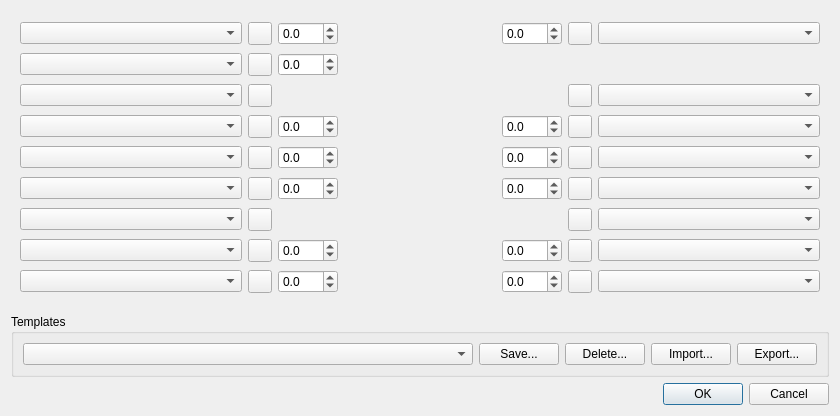
This is lclib/common/lc_minifigdialog.ui in trevorsandy/lpub3d-ci as Qt 5 draws it before an edit. The edited form follows.
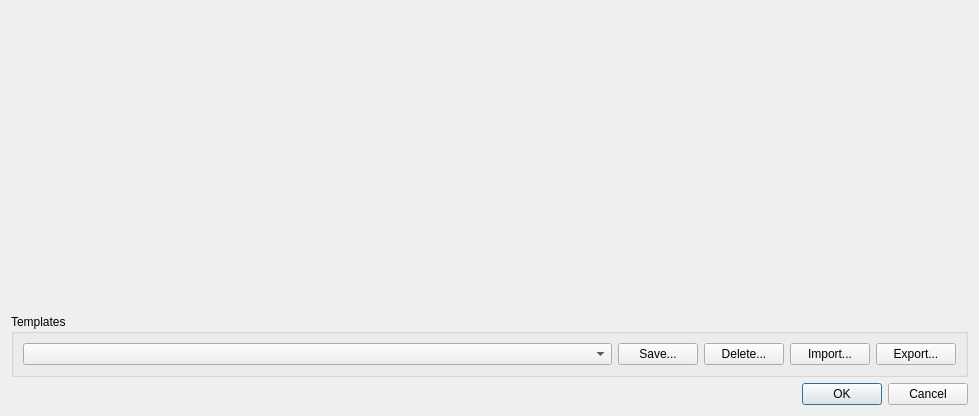
This is the edited form. Custom widgets are drawn as their Qt base class.

Commit message: LCLib: update minifig dialog widgets to match the property widget.

Diff of the .ui file:
```diff
--- a/lclib/common/lc_minifigdialog.ui
+++ b/lclib/common/lc_minifigdialog.ui
@@ -6,7 +6,7 @@
    <rect>
     <x>0</x>
     <y>0</y>
-    <width>840</width>
+    <width>979</width>
     <height>416</height>
    </rect>
   </property>
@@ -16,662 +16,7 @@
   <layout class="QVBoxLayout" name="verticalLayout">
    <item>
     <widget class="QWidget" name="widget" native="true">
-     <layout class="QGridLayout" name="gridLayout">
-      <item row="0" column="0">
-       <widget class="QComboBox" name="hatsType">
-        <property name="sizePolicy">
-         <sizepolicy hsizetype="Preferred" vsizetype="Fixed">
-          <horstretch>1</horstretch>
-          <verstretch>0</verstretch>
-         </sizepolicy>
-        </property>
-        <property name="sizeAdjustPolicy">
-         <enum>QComboBox::AdjustToContents</enum>
-        </property>
-        <property name="minimumContentsLength">
-         <number>24</number>
-        </property>
-       </widget>
-      </item>
-      <item row="0" column="1">
-       <widget class="lcColorPicker" name="hatsColor">
-        <property name="text">
-         <string/>
-        </property>
-       </widget>
-      </item>
-      <item row="0" column="2">
-       <widget class="QDoubleSpinBox" name="hatsAngle">
-        <property name="maximumSize">
-         <size>
-          <width>60</width>
-          <height>16777215</height>
-         </size>
-        </property>
-        <property name="decimals">
-         <number>1</number>
-        </property>
-        <property name="minimum">
-         <double>-360.000000000000000</double>
-        </property>
-        <property name="maximum">
-         <double>360.000000000000000</double>
-        </property>
-       </widget>
-      </item>
-      <item row="0" column="3" rowspan="9">
-       <widget class="QFrame" name="minifigFrame">
-        <property name="sizePolicy">
-         <sizepolicy hsizetype="Preferred" vsizetype="Preferred">
-          <horstretch>1</horstretch>
-          <verstretch>0</verstretch>
-         </sizepolicy>
-        </property>
-        <property name="frameShape">
-         <enum>QFrame::NoFrame</enum>
-        </property>
-        <property name="frameShadow">
-         <enum>QFrame::Plain</enum>
-        </property>
-       </widget>
-      </item>
-      <item row="0" column="4">
-       <widget class="QDoubleSpinBox" name="headAngle">
-        <property name="maximumSize">
-         <size>
-          <width>60</width>
-          <height>16777215</height>
-         </size>
-        </property>
-        <property name="decimals">
-         <number>1</number>
-        </property>
-        <property name="minimum">
-         <double>-360.000000000000000</double>
-        </property>
-        <property name="maximum">
-         <double>360.000000000000000</double>
-        </property>
-       </widget>
-      </item>
-      <item row="0" column="5">
-       <widget class="lcColorPicker" name="headColor">
-        <property name="text">
-         <string/>
-        </property>
-       </widget>
-      </item>
-      <item row="0" column="6">
-       <widget class="QComboBox" name="headType">
-        <property name="sizePolicy">
-         <sizepolicy hsizetype="Preferred" vsizetype="Fixed">
-          <horstretch>1</horstretch>
-          <verstretch>0</verstretch>
-         </sizepolicy>
-        </property>
-        <property name="sizeAdjustPolicy">
-         <enum>QComboBox::AdjustToContents</enum>
-        </property>
-        <property name="minimumContentsLength">
-         <number>24</number>
-        </property>
-       </widget>
-      </item>
-      <item row="1" column="0">
-       <widget class="QComboBox" name="hats2Type">
-        <property name="sizePolicy">
-         <sizepolicy hsizetype="Preferred" vsizetype="Fixed">
-          <horstretch>1</horstretch>
-          <verstretch>0</verstretch>
-         </sizepolicy>
-        </property>
-        <property name="sizeAdjustPolicy">
-         <enum>QComboBox::AdjustToContents</enum>
-        </property>
-        <property name="minimumContentsLength">
-         <number>24</number>
-        </property>
-       </widget>
-      </item>
-      <item row="1" column="1">
-       <widget class="lcColorPicker" name="hats2Color">
-        <property name="text">
-         <string/>
-        </property>
-       </widget>
-      </item>
-      <item row="1" column="2">
-       <widget class="QDoubleSpinBox" name="hats2Angle">
-        <property name="maximumSize">
-         <size>
-          <width>60</width>
-          <height>16777215</height>
-         </size>
-        </property>
-        <property name="decimals">
-         <number>1</number>
-        </property>
-        <property name="minimum">
-         <double>-360.000000000000000</double>
-        </property>
-        <property name="maximum">
-         <double>360.000000000000000</double>
-        </property>
-       </widget>
-      </item>
-      <item row="2" column="0">
-       <widget class="QComboBox" name="neckType">
-        <property name="sizePolicy">
-         <sizepolicy hsizetype="Preferred" vsizetype="Fixed">
-          <horstretch>1</horstretch>
-          <verstretch>0</verstretch>
-         </sizepolicy>
-        </property>
-        <property name="sizeAdjustPolicy">
-         <enum>QComboBox::AdjustToContents</enum>
-        </property>
-        <property name="minimumContentsLength">
-         <number>24</number>
-        </property>
-       </widget>
-      </item>
-      <item row="2" column="1">
-       <widget class="lcColorPicker" name="neckColor">
-        <property name="text">
-         <string/>
-        </property>
-       </widget>
-      </item>
-      <item row="2" column="5">
-       <widget class="lcColorPicker" name="bodyColor">
-        <property name="text">
-         <string/>
-        </property>
-       </widget>
-      </item>
-      <item row="2" column="6">
-       <widget class="QComboBox" name="bodyType">
-        <property name="sizePolicy">
-         <sizepolicy hsizetype="Preferred" vsizetype="Fixed">
-          <horstretch>1</horstretch>
-          <verstretch>0</verstretch>
-         </sizepolicy>
-        </property>
-        <property name="sizeAdjustPolicy">
-         <enum>QComboBox::AdjustToContents</enum>
-        </property>
-        <property name="minimumContentsLength">
-         <number>24</number>
-        </property>
-       </widget>
-      </item>
-      <item row="3" column="0">
-       <widget class="QComboBox" name="larmType">
-        <property name="sizePolicy">
-         <sizepolicy hsizetype="Preferred" vsizetype="Fixed">
-          <horstretch>1</horstretch>
-          <verstretch>0</verstretch>
-         </sizepolicy>
-        </property>
-        <property name="sizeAdjustPolicy">
-         <enum>QComboBox::AdjustToContents</enum>
-        </property>
-        <property name="minimumContentsLength">
-         <number>24</number>
-        </property>
-       </widget>
-      </item>
-      <item row="3" column="1">
-       <widget class="lcColorPicker" name="larmColor">
-        <property name="text">
-         <string/>
-        </property>
-       </widget>
-      </item>
-      <item row="3" column="2">
-       <widget class="QDoubleSpinBox" name="larmAngle">
-        <property name="maximumSize">
-         <size>
-          <width>60</width>
-          <height>16777215</height>
-         </size>
-        </property>
-        <property name="decimals">
-         <number>1</number>
-        </property>
-        <property name="minimum">
-         <double>-360.000000000000000</double>
-        </property>
-        <property name="maximum">
-         <double>360.000000000000000</double>
-        </property>
-       </widget>
-      </item>
-      <item row="3" column="4">
-       <widget class="QDoubleSpinBox" name="rarmAngle">
-        <property name="maximumSize">
-         <size>
-          <width>60</width>
-          <height>16777215</height>
-         </size>
-        </property>
-        <property name="decimals">
-         <number>1</number>
-        </property>
-        <property name="minimum">
-         <double>-360.000000000000000</double>
-        </property>
-        <property name="maximum">
-         <double>360.000000000000000</double>
-        </property>
-       </widget>
-      </item>
-      <item row="3" column="5">
-       <widget class="lcColorPicker" name="rarmColor">
-        <property name="text">
-         <string/>
-        </property>
-       </widget>
-      </item>
-      <item row="3" column="6">
-       <widget class="QComboBox" name="rarmType">
-        <property name="sizePolicy">
-         <sizepolicy hsizetype="Preferred" vsizetype="Fixed">
-          <horstretch>1</horstretch>
-          <verstretch>0</verstretch>
-         </sizepolicy>
-        </property>
-        <property name="sizeAdjustPolicy">
-         <enum>QComboBox::AdjustToContents</enum>
-        </property>
-        <property name="minimumContentsLength">
-         <number>24</number>
-        </property>
-       </widget>
-      </item>
-      <item row="4" column="0">
-       <widget class="QComboBox" name="lhandType">
-        <property name="sizePolicy">
-         <sizepolicy hsizetype="Preferred" vsizetype="Fixed">
-          <horstretch>1</horstretch>
-          <verstretch>0</verstretch>
-         </sizepolicy>
-        </property>
-        <property name="sizeAdjustPolicy">
-         <enum>QComboBox::AdjustToContents</enum>
-        </property>
-        <property name="minimumContentsLength">
-         <number>24</number>
-        </property>
-       </widget>
-      </item>
-      <item row="4" column="1">
-       <widget class="lcColorPicker" name="lhandColor">
-        <property name="text">
-         <string/>
-        </property>
-       </widget>
-      </item>
-      <item row="4" column="2">
-       <widget class="QDoubleSpinBox" name="lhandAngle">
-        <property name="maximumSize">
-         <size>
-          <width>60</width>
-          <height>16777215</height>
-         </size>
-        </property>
-        <property name="decimals">
-         <number>1</number>
-        </property>
-        <property name="minimum">
-         <double>-360.000000000000000</double>
-        </property>
-        <property name="maximum">
-         <double>360.000000000000000</double>
-        </property>
-       </widget>
-      </item>
-      <item row="4" column="4">
-       <widget class="QDoubleSpinBox" name="rhandAngle">
-        <property name="maximumSize">
-         <size>
-          <width>60</width>
-          <height>16777215</height>
-         </size>
-        </property>
-        <property name="decimals">
-         <number>1</number>
-        </property>
-        <property name="minimum">
-         <double>-360.000000000000000</double>
-        </property>
-        <property name="maximum">
-         <double>360.000000000000000</double>
-        </property>
-       </widget>
-      </item>
-      <item row="4" column="5">
-       <widget class="lcColorPicker" name="rhandColor">
-        <property name="text">
-         <string/>
-        </property>
-       </widget>
-      </item>
-      <item row="4" column="6">
-       <widget class="QComboBox" name="rhandType">
-        <property name="sizePolicy">
-         <sizepolicy hsizetype="Preferred" vsizetype="Fixed">
-          <horstretch>1</horstretch>
-          <verstretch>0</verstretch>
-         </sizepolicy>
-        </property>
-        <property name="sizeAdjustPolicy">
-         <enum>QComboBox::AdjustToContents</enum>
-        </property>
-        <property name="minimumContentsLength">
-         <number>24</number>
-        </property>
-       </widget>
-      </item>
-      <item row="5" column="0">
-       <widget class="QComboBox" name="lhandaType">
-        <property name="sizePolicy">
-         <sizepolicy hsizetype="Preferred" vsizetype="Fixed">
-          <horstretch>1</horstretch>
-          <verstretch>0</verstretch>
-         </sizepolicy>
-        </property>
-        <property name="sizeAdjustPolicy">
-         <enum>QComboBox::AdjustToContents</enum>
-        </property>
-        <property name="minimumContentsLength">
-         <number>24</number>
-        </property>
-       </widget>
-      </item>
-      <item row="5" column="1">
-       <widget class="lcColorPicker" name="lhandaColor">
-        <property name="text">
-         <string/>
-        </property>
-       </widget>
-      </item>
-      <item row="5" column="2">
-       <widget class="QDoubleSpinBox" name="lhandaAngle">
-        <property name="maximumSize">
-         <size>
-          <width>60</width>
-          <height>16777215</height>
-         </size>
-        </property>
-        <property name="decimals">
-         <number>1</number>
-        </property>
-        <property name="minimum">
-         <double>-360.000000000000000</double>
-        </property>
-        <property name="maximum">
-         <double>360.000000000000000</double>
-        </property>
-       </widget>
-      </item>
-      <item row="5" column="4">
-       <widget class="QDoubleSpinBox" name="rhandaAngle">
-        <property name="maximumSize">
-         <size>
-          <width>60</width>
-          <height>16777215</height>
-         </size>
-        </property>
-        <property name="decimals">
-         <number>1</number>
-        </property>
-        <property name="minimum">
-         <double>-360.000000000000000</double>
-        </property>
-        <property name="maximum">
-         <double>360.000000000000000</double>
-        </property>
-       </widget>
-      </item>
-      <item row="5" column="5">
-       <widget class="lcColorPicker" name="rhandaColor">
-        <property name="text">
-         <string/>
-        </property>
-       </widget>
-      </item>
-      <item row="5" column="6">
-       <widget class="QComboBox" name="rhandaType">
-        <property name="sizePolicy">
-         <sizepolicy hsizetype="Preferred" vsizetype="Fixed">
-          <horstretch>1</horstretch>
-          <verstretch>0</verstretch>
-         </sizepolicy>
-        </property>
-        <property name="sizeAdjustPolicy">
-         <enum>QComboBox::AdjustToContents</enum>
-        </property>
-        <property name="minimumContentsLength">
-         <number>24</number>
-        </property>
-       </widget>
-      </item>
-      <item row="6" column="0">
-       <widget class="QComboBox" name="body2Type">
-        <property name="sizePolicy">
-         <sizepolicy hsizetype="Preferred" vsizetype="Fixed">
-          <horstretch>1</horstretch>
-          <verstretch>0</verstretch>
-         </sizepolicy>
-        </property>
-        <property name="sizeAdjustPolicy">
-         <enum>QComboBox::AdjustToContents</enum>
-        </property>
-        <property name="minimumContentsLength">
-         <number>24</number>
-        </property>
-       </widget>
-      </item>
-      <item row="6" column="1">
-       <widget class="lcColorPicker" name="body2Color">
-        <property name="text">
-         <string/>
-        </property>
-       </widget>
-      </item>
-      <item row="6" column="5">
-       <widget class="lcColorPicker" name="body3Color">
-        <property name="text">
-         <string/>
-        </property>
-       </widget>
-      </item>
-      <item row="6" column="6">
-       <widget class="QComboBox" name="body3Type">
-        <property name="sizePolicy">
-         <sizepolicy hsizetype="Preferred" vsizetype="Fixed">
-          <horstretch>1</horstretch>
-          <verstretch>0</verstretch>
-         </sizepolicy>
-        </property>
-        <property name="sizeAdjustPolicy">
-         <enum>QComboBox::AdjustToContents</enum>
-        </property>
-        <property name="minimumContentsLength">
-         <number>24</number>
-        </property>
-       </widget>
-      </item>
-      <item row="7" column="0">
-       <widget class="QComboBox" name="llegType">
-        <property name="sizePolicy">
-         <sizepolicy hsizetype="Preferred" vsizetype="Fixed">
-          <horstretch>1</horstretch>
-          <verstretch>0</verstretch>
-         </sizepolicy>
-        </property>
-        <property name="sizeAdjustPolicy">
-         <enum>QComboBox::AdjustToContents</enum>
-        </property>
-        <property name="minimumContentsLength">
-         <number>24</number>
-        </property>
-       </widget>
-      </item>
-      <item row="7" column="1">
-       <widget class="lcColorPicker" name="llegColor">
-        <property name="text">
-         <string/>
-        </property>
-       </widget>
-      </item>
-      <item row="7" column="2">
-       <widget class="QDoubleSpinBox" name="llegAngle">
-        <property name="maximumSize">
-         <size>
-          <width>60</width>
-          <height>16777215</height>
-         </size>
-        </property>
-        <property name="decimals">
-         <number>1</number>
-        </property>
-        <property name="minimum">
-         <double>-360.000000000000000</double>
-        </property>
-        <property name="maximum">
-         <double>360.000000000000000</double>
-        </property>
-       </widget>
-      </item>
-      <item row="7" column="4">
-       <widget class="QDoubleSpinBox" name="rlegAngle">
-        <property name="maximumSize">
-         <size>
-          <width>60</width>
-          <height>16777215</height>
-         </size>
-        </property>
-        <property name="decimals">
-         <number>1</number>
-        </property>
-        <property name="minimum">
-         <double>-360.000000000000000</double>
-        </property>
-        <property name="maximum">
-         <double>360.000000000000000</double>
-        </property>
-       </widget>
-      </item>
-      <item row="7" column="5">
-       <widget class="lcColorPicker" name="rlegColor">
-        <property name="text">
-         <string/>
-        </property>
-       </widget>
-      </item>
-      <item row="7" column="6">
-       <widget class="QComboBox" name="rlegType">
-        <property name="sizePolicy">
-         <sizepolicy hsizetype="Preferred" vsizetype="Fixed">
-          <horstretch>1</horstretch>
-          <verstretch>0</verstretch>
-         </sizepolicy>
-        </property>
-        <property name="sizeAdjustPolicy">
-         <enum>QComboBox::AdjustToContents</enum>
-        </property>
-        <property name="minimumContentsLength">
-         <number>24</number>
-        </property>
-       </widget>
-      </item>
-      <item row="8" column="0">
-       <widget class="QComboBox" name="llegaType">
-        <property name="sizePolicy">
-         <sizepolicy hsizetype="Preferred" vsizetype="Fixed">
-          <horstretch>1</horstretch>
-          <verstretch>0</verstretch>
-         </sizepolicy>
-        </property>
-        <property name="sizeAdjustPolicy">
-         <enum>QComboBox::AdjustToContents</enum>
-        </property>
-        <property name="minimumContentsLength">
-         <number>24</number>
-        </property>
-       </widget>
-      </item>
-      <item row="8" column="1">
-       <widget class="lcColorPicker" name="llegaColor">
-        <property name="text">
-         <string/>
-        </property>
-       </widget>
-      </item>
-      <item row="8" column="2">
-       <widget class="QDoubleSpinBox" name="llegaAngle">
-        <property name="maximumSize">
-         <size>
-          <width>60</width>
-          <height>16777215</height>
-         </size>
-        </property>
-        <property name="decimals">
-         <number>1</number>
-        </property>
-        <property name="minimum">
-         <double>-360.000000000000000</double>
-        </property>
-        <property name="maximum">
-         <double>360.000000000000000</double>
-        </property>
-       </widget>
-      </item>
-      <item row="8" column="4">
-       <widget class="QDoubleSpinBox" name="rlegaAngle">
-        <property name="maximumSize">
-         <size>
-          <width>60</width>
-          <height>16777215</height>
-         </size>
-        </property>
-        <property name="decimals">
-         <number>1</number>
-        </property>
-        <property name="minimum">
-         <double>-360.000000000000000</double>
-        </property>
-        <property name="maximum">
-         <double>360.000000000000000</double>
-        </property>
-       </widget>
-      </item>
-      <item row="8" column="5">
-       <widget class="lcColorPicker" name="rlegaColor">
-        <property name="text">
-         <string/>
-        </property>
-       </widget>
-      </item>
-      <item row="8" column="6">
-       <widget class="QComboBox" name="rlegaType">
-        <property name="sizePolicy">
-         <sizepolicy hsizetype="Preferred" vsizetype="Fixed">
-          <horstretch>1</horstretch>
-          <verstretch>0</verstretch>
-         </sizepolicy>
-        </property>
-        <property name="sizeAdjustPolicy">
-         <enum>QComboBox::AdjustToContents</enum>
-        </property>
-        <property name="minimumContentsLength">
-         <number>24</number>
-        </property>
-       </widget>
-      </item>
-     </layout>
+     <layout class="QGridLayout" name="MinifigLayout"/>
     </widget>
    </item>
    <item>
@@ -739,13 +84,6 @@
    </item>
   </layout>
  </widget>
- <customwidgets>
-  <customwidget>
-   <class>lcColorPicker</class>
-   <extends>QToolButton</extends>
-   <header>lc_colorpicker.h</header>
-  </customwidget>
- </customwidgets>
  <tabstops>
   <tabstop>hatsType</tabstop>
   <tabstop>hatsColor</tabstop>
```
Left out of the diff: 47 changed lines with no effect on the pictures. The commit also changes 12 other files.
